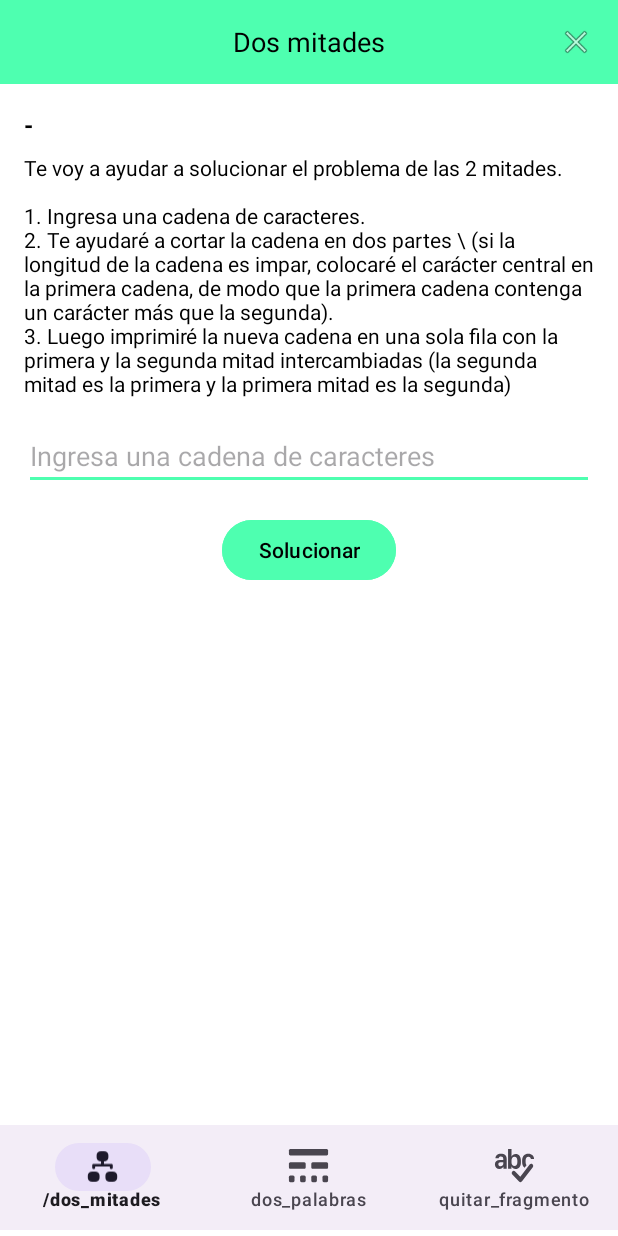
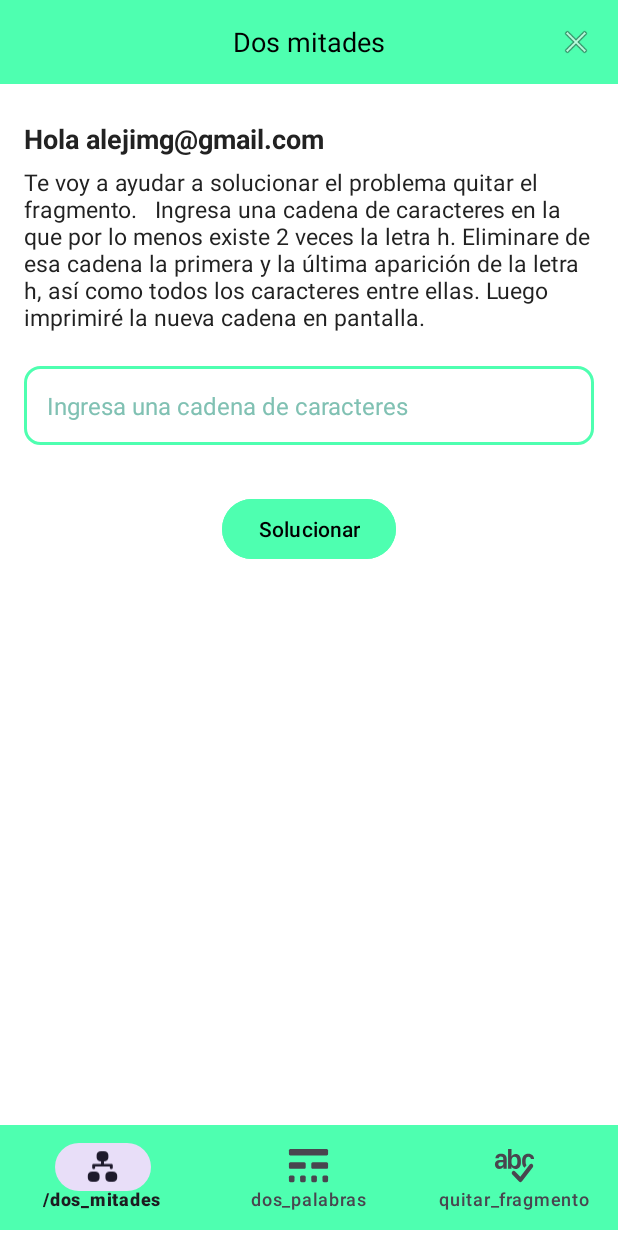
Before and after one commit to carlossutachanparra/QTA2, an Android app: the layout activity_quitar_fragmento.xml on its own in the app's theme, with its tools: preview values and no code run, on a phone screen of 412 x 824 dp. Run offline under Robolectric (Android 15) with nearby library versions, the phone set to English and light mode, and no system bars.

Commit message:
agregada la funcionalidad de quitar fragmento

```diff
--- a/app/src/main/AndroidManifest.xml
+++ b/app/src/main/AndroidManifest.xml
@@ -24,13 +24,26 @@
             android:name=".MainActivity"
             android:exported="true"
             android:screenOrientation="portrait"
-            tools:ignore="DiscouragedApi"
-            >
+            tools:ignore="DiscouragedApi">
             <intent-filter>
                 <action android:name="android.intent.action.MAIN" />
                 <category android:name="android.intent.category.LAUNCHER" />
             </intent-filter>
         </activity>
+
+        <!-- Otras activities -->
+        <activity
+            android:name=".dosmitadesActivity"
+            android:exported="true"
+            android:screenOrientation="portrait"
+            tools:ignore="DiscouragedApi" />
+
+        <activity
+            android:name=".quitarfragmentoActivity"
+            android:exported="true"
+            android:screenOrientation="portrait"
+            tools:ignore="DiscouragedApi" />
+
     </application>
 
 </manifest>
--- /dev/null
+++ b/app/src/main/res/drawable/bg_button_rounded.xml
@@ -0,0 +1,5 @@
+<shape xmlns:android="http://schemas.android.com/apk/res/android"
+    android:shape="rectangle">
+    <solid android:color="#4EFFB0"/>
+    <corners android:radius="24dp"/>
+</shape>
--- /dev/null
+++ b/app/src/main/res/drawable/bg_input_box.xml
@@ -0,0 +1,6 @@
+<shape xmlns:android="http://schemas.android.com/apk/res/android"
+    android:shape="rectangle">
+    <solid android:color="@android:color/white"/>
+    <stroke android:width="2dp" android:color="#4EFFB0"/>
+    <corners android:radius="10dp"/>
+</shape>
--- a/app/src/main/res/layout/activity_dos_mitades.xml
+++ b/app/src/main/res/layout/activity_quitar_fragmento.xml
@@ -46,40 +46,52 @@
         <LinearLayout
             android:layout_width="match_parent"
             android:layout_height="wrap_content"
-            android:orientation="vertical"
-            tools:ignore="ExtraText">
+            android:orientation="vertical">
 
-            <!-- ... Tu contenido como en el XML original ... -->
-            <!-- Correo -->
+            <!-- Correo en negrita -->
             <TextView
+                android:id="@+id/tvMail"
                 android:layout_width="wrap_content"
                 android:layout_height="wrap_content"
-                android:text="-"
-                android:textColor="#000000"
-                android:textSize="16sp"
-                android:textStyle="bold" />
+                android:text="Hola alejimg@gmail.com"
+                android:textStyle="bold"
+                android:textColor="#222222"
+                android:textSize="18sp"
+                android:layout_marginTop="8dp"
+                android:layout_marginBottom="6dp"/>
 
             <!-- Instrucciones -->
             <TextView
+                android:id="@+id/tvInstructions"
                 android:layout_width="match_parent"
                 android:layout_height="wrap_content"
-                android:layout_marginTop="8dp"
-                android:text="Te voy a ayudar a solucionar el problema de las 2 mitades.\n\n1. Ingresa una cadena de caracteres.\n2. Te ayudaré a cortar la cadena en dos partes \\ (si la longitud de la cadena es impar, colocaré el carácter central en la primera cadena, de modo que la primera cadena contenga un carácter más que la segunda).\n3. Luego imprimiré la nueva cadena en una sola fila con la primera y la segunda mitad intercambiadas (la segunda mitad es la primera y la primera mitad es la segunda)"
-                android:textColor="#000000"
-                android:textSize="14sp" />
+                android:text="Te voy a ayudar a solucionar el problema quitar el fragmento.
 
-            <!-- Input -->
+Ingresa una cadena de caracteres en la que por lo menos existe 2 veces la letra h.
+Eliminare de esa cadena la primera y la última aparición de la letra h, así como todos los caracteres entre ellas.
+Luego imprimiré la nueva cadena en pantalla."
+                android:textColor="#222222"
+                android:textSize="15sp"
+                android:layout_marginBottom="14dp"
+                android:layout_marginTop="0dp"/>
+
+            <!-- Input box custom -->
             <EditText
                 android:id="@+id/inputTexto"
                 android:layout_width="match_parent"
                 android:layout_height="wrap_content"
-                android:layout_marginTop="16dp"
-                android:backgroundTint="#4EFFB0"
+                android:background="@drawable/bg_input_box"
                 android:hint="Ingresa una cadena de caracteres"
                 android:inputType="text"
+                android:padding="15dp"
+                android:textSize="16sp"
+                android:layout_marginTop="8dp"
+                android:layout_marginBottom="16dp"
+                android:textColor="#222"
+                android:textColorHint="#80C1B3"
                 tools:ignore="TouchTargetSizeCheck" />
 
-            <!-- Botón -->
+            <!-- Botón centrado, redondeado, color verde -->
             <Button
                 android:id="@+id/btnSolucionar"
                 android:layout_width="wrap_content"
@@ -93,16 +105,16 @@
                 android:text="Solucionar"
                 android:textColor="#000000" />
 
-            <!-- Nombre del usuario -->
+            <!-- Resultado, centrado debajo del botón -->
             <TextView
                 android:id="@+id/tvResultado"
                 android:layout_width="match_parent"
                 android:layout_height="wrap_content"
-                android:layout_gravity="center"
-                android:layout_marginTop="8dp"
-                android:textColor="#000000"
-                android:textSize="16sp"
-                android:gravity="center"/>
+                android:gravity="center"
+                android:layout_marginTop="12dp"
+                android:textColor="#222"
+                android:textSize="17sp"
+                android:text=""/>
         </LinearLayout>
     </ScrollView>
 
@@ -112,7 +124,7 @@
         android:layout_width="match_parent"
         android:layout_height="70dp"
         android:layout_marginBottom="4dp"
-        android:background="#f3edf7"
+        android:background="#4EFFB0"
         android:foregroundGravity="center"
         app:itemIconSize="31dp"
         app:labelVisibilityMode="labeled"
```
